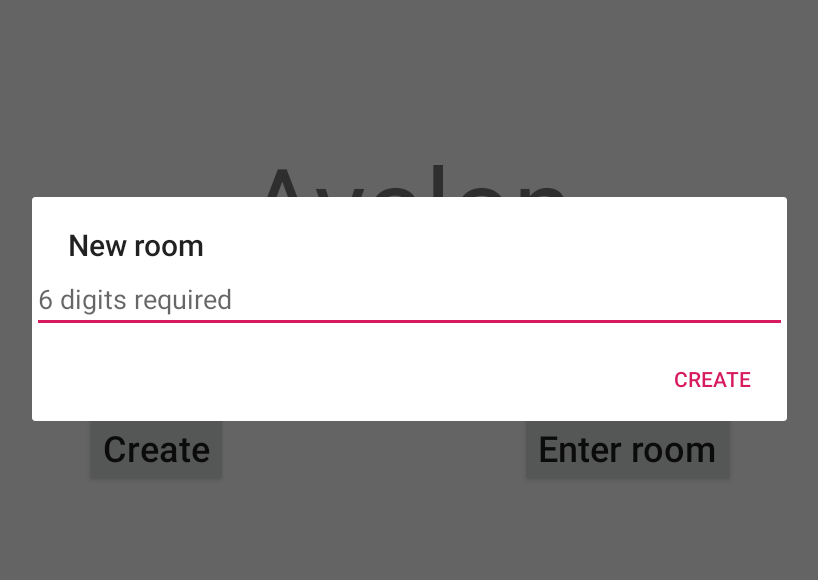
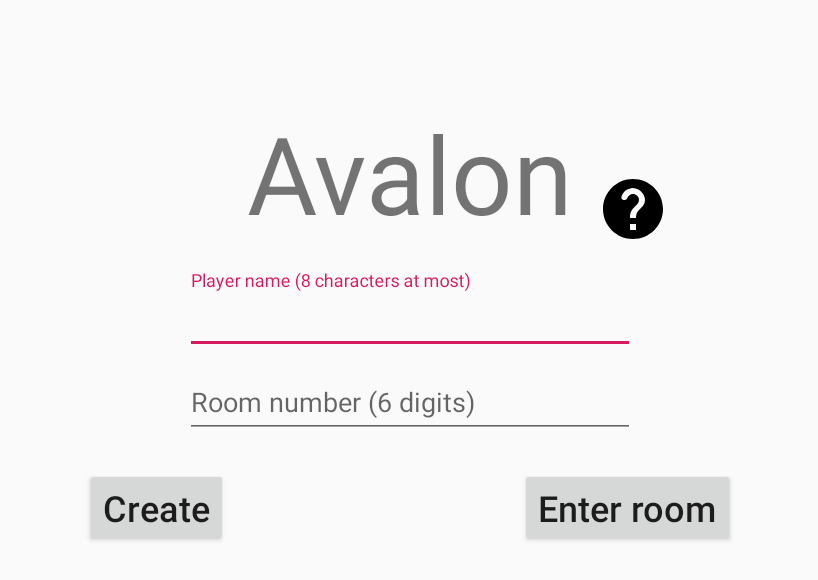
Before and after one commit to CinnamonJui/AvalonCharacters, an Android app: the screen it shows after launch (MainActivity), after a tap on "Create", on a phone screen of 824 x 412 dp (held sideways). Shown: the top 580 px of the screen, without its empty margins (208-1026 px from the left). Run offline under Robolectric (Android 15) with nearby library versions, the phone set to English and light mode, and no system bars.

Commit message:
Refactor title layout
Remove redundant AlertDialog by adding EditText

```diff
--- a/app/src/main/java/com/example/avaloncharacters/title/Title.kt
+++ b/app/src/main/java/com/example/avaloncharacters/title/Title.kt
@@ -2,33 +2,57 @@ package com.example.avaloncharacters.title
 
 import android.app.AlertDialog
 import android.os.Bundle
-import android.text.InputFilter
-import android.text.InputType
-import android.util.TypedValue
 import android.view.LayoutInflater
 import android.view.View
 import android.view.ViewGroup
-import android.widget.EditText
-import android.widget.LinearLayout
-import android.widget.RelativeLayout
 import android.widget.Toast
 import androidx.fragment.app.Fragment
 import androidx.navigation.fragment.NavHostFragment
 import com.example.avaloncharacters.ApplicationConnectivity
 import com.example.avaloncharacters.R
 import com.example.avaloncharacters.characters.Player
+import com.example.avaloncharacters.connection.ClientSideConnection
+import com.example.avaloncharacters.connection.Connection
+import com.example.avaloncharacters.connection.ServerSideConnection
 import kotlinx.android.synthetic.main.fragment_title.*
+import kotlinx.android.synthetic.main.fragment_title.textRoomNumber
 
 
 class Title : Fragment() {
     private lateinit var gameRuleDialog: AlertDialog
-    private lateinit var enterRoomDialog: AlertDialog
-    private lateinit var newRoomDialog: AlertDialog
 
     override fun onCreateView(
         inflater: LayoutInflater, container: ViewGroup?,
         savedInstanceState: Bundle?
     ): View? {
+        return inflater.inflate(R.layout.fragment_title, container, false)
+    }
+
+
+    private fun isValidInput(): Boolean {
+        val playerName = textPlayerName.text.toString().takeIf {
+            it.isNotEmpty()
+        }
+
+        val roomNumber = textRoomNumber.text.toString().takeIf {
+            it.length == Connection.ROOMNUMBER_LENGTH
+        }?.toLong()
+
+        if (playerName == null) {
+            Toast.makeText(context, "Player name can't be empty", Toast.LENGTH_SHORT).show()
+            return false
+        }
+
+        if (roomNumber == null) {
+            Toast.makeText(context, "6 digit required", Toast.LENGTH_SHORT).show()
+            return false
+        }
+
+        return true
+    }
+
+    override fun onViewCreated(view: View, savedInstanceState: Bundle?) {
+        super.onViewCreated(view, savedInstanceState)
 
         gameRuleDialog = AlertDialog.Builder(context).apply {
             setTitle(getString(R.string.title_rule))
@@ -37,96 +61,52 @@ class Title : Fragment() {
             setPositiveButton("OK", null)
         }.create()
 
-        val createDialogContentView = fun(): Pair<View, EditText> {
-            val roomNumberEditTextView = EditText(context).apply {
-                maxLines = 1
-                filters = arrayOf(InputFilter.LengthFilter(6))
-                inputType = InputType.TYPE_CLASS_NUMBER
-                hint = "6 digits required"
-                layoutParams = RelativeLayout.LayoutParams(
-                    ViewGroup.LayoutParams.MATCH_PARENT,
-                    ViewGroup.LayoutParams.MATCH_PARENT
-                ).apply {
-                    val margin = TypedValue.applyDimension(
-                        TypedValue.COMPLEX_UNIT_DIP,
-                        24f,
-                        resources.displayMetrics
-                    ).toInt()
-                    setMargins(margin, margin / 2, margin, margin / 2)
-                }
-            }
-            val parent = LinearLayout(context).apply {
-                orientation = LinearLayout.HORIZONTAL
-            }
-            parent.addView(roomNumberEditTextView)
-            return (parent as View) to roomNumberEditTextView
-        }
-        enterRoomDialog = AlertDialog.Builder(context).apply {
-            val (view, editText) = createDialogContentView()
-
-            setTitle(getString(R.string.enter_room_number))
-            setView(view)
-            setPositiveButton("Enter Room") { dialog, _ ->
-                val playerName = textPlayerName.text.toString()
-                if (editText.text.length != 6) {
-                    dialog.dismiss()
-                    Toast.makeText(context, "6 digit required", Toast.LENGTH_SHORT).show()
-                    return@setPositiveButton
-                } else if (playerName.isEmpty()) {
-                    dialog.dismiss()
-                    Toast.makeText(context, "Player name can't be empty", Toast.LENGTH_SHORT).show()
-                    return@setPositiveButton
-                }
-                (requireActivity().application as ApplicationConnectivity).run {
-                    setPlayer(Player(playerName))
-                }
-                TODO("Start listening this room number")
-            }
-            setCancelable(true)
-        }.create()
-        newRoomDialog = AlertDialog.Builder(context).apply {
-            val (view, editText) = createDialogContentView()
-
-            setTitle(getString(R.string.new_room_number))
-            setView(view)
-            setPositiveButton(getString(R.string.create_room)) { dialog, _ ->
-                val playerName = textPlayerName.text.toString()
-                if (editText.text.length != 6) {
-                    dialog.dismiss()
-                    Toast.makeText(context, "6 digit required", Toast.LENGTH_SHORT).show()
-                    return@setPositiveButton
-                } else if (playerName.isEmpty()) {
-                    dialog.dismiss()
-                    Toast.makeText(context, "Player name can't be empty", Toast.LENGTH_SHORT).show()
-                    return@setPositiveButton
-                }
-                (requireActivity().application as ApplicationConnectivity).run {
-                    setPlayer(Player(playerName))
-                }
-                val roomNumber = editText.text.toString().toLong()
-                val action =
-                    TitleDirections.actionGameTitleToWaitPlayerEnter(roomNumber)
-                NavHostFragment.findNavController(this@Title)
-                    .navigate(action)
-            }
-            setCancelable(true)
-        }.create()
-
-        return inflater.inflate(R.layout.fragment_title, container, false)
-    }
-
-    override fun onViewCreated(view: View, savedInstanceState: Bundle?) {
-        super.onViewCreated(view, savedInstanceState)
-
-        // Inflate the layout for this fragment
         btnRuleHelp.setOnClickListener {
             gameRuleDialog.show()
         }
         btnEnterRoom.setOnClickListener {
-            enterRoomDialog.show()
+            if (!isValidInput())
+                return@setOnClickListener
+
+            val roomNumber = textRoomNumber.text.toString().toLong()
+            val playerName = textPlayerName.text.toString()
+
+            (requireActivity().application as ApplicationConnectivity).run {
+                player = Player(playerName)
+                connection = ClientSideConnection(requireContext()).also {
+                    it.startConnection(roomNumber)
+                }
+            }
+
+            AlertDialog.Builder(context, android.R.style.Theme_Material_Dialog_MinWidth)
+                .apply {
+                    setView(R.layout.wait_connection_dialog_fragment)
+                    setOnDismissListener { _ ->
+                        (requireActivity().application as ApplicationConnectivity)
+                            .connection?.stopConnection()
+                    }
+                }.show()
         }
+
         btnNewRoom.setOnClickListener {
-            newRoomDialog.show()
+            if (!isValidInput())
+                return@setOnClickListener
+
+            val roomNumber = textRoomNumber.text.toString().toLong()
+            val playerName = textPlayerName.text.toString()
+
+            (requireActivity().application as ApplicationConnectivity).run {
+                player = Player(playerName)
+                connection = ServerSideConnection(requireContext()).also {
+                    it.startConnection(roomNumber)
+                }
+            }
+
+            val action =
+                TitleDirections.actionGameTitleToWaitPlayerEnter(roomNumber)
+
+            NavHostFragment.findNavController(this@Title)
+                .navigate(action)
         }
     }
 }
--- a/app/src/main/java/com/example/avaloncharacters/title/WaitPlayerEnterViewModel.kt
+++ b/app/src/main/java/com/example/avaloncharacters/title/WaitPlayerEnterViewModel.kt
@@ -1,7 +1,9 @@
 package com.example.avaloncharacters.title
 
+import androidx.lifecycle.MutableLiveData
 import androidx.lifecycle.ViewModel
 
-class WaitPlayerEnterViewModel : ViewModel() {
-    // TODO: Implement the ViewModel
+class WaitPlayerEnterViewModel(roomNumber: Long) : ViewModel() {
+    val roomNumber = MutableLiveData(roomNumber)
+    val playerNumber = MutableLiveData(1)
 }
--- a/app/src/main/res/layout/fragment_title.xml
+++ b/app/src/main/res/layout/fragment_title.xml
@@ -17,38 +17,60 @@
             app:layout_constraintLeft_toRightOf="@id/textTitle" />
 
     <com.google.android.material.textfield.TextInputLayout
+            app:layout_constraintVertical_bias="0.6"
+            android:id="@+id/textInputLayout"
+            app:layout_constraintVertical_chainStyle="packed"
             android:layout_width="300dp"
             android:layout_height="wrap_content"
             android:hint="@string/hint_player_name"
             android:maxLength="8"
-            app:layout_constraintBottom_toTopOf="@id/btnEnterRoom"
+            app:layout_constraintBottom_toTopOf="@id/textInputLayout2"
             app:layout_constraintLeft_toLeftOf="parent"
             app:layout_constraintRight_toRightOf="parent"
-            app:layout_constraintTop_toBottomOf="@id/textTitle">
+            app:layout_constraintTop_toTopOf="parent">
 
         <com.google.android.material.textfield.TextInputEditText
                 android:id="@+id/textPlayerName"
                 android:layout_width="match_parent"
+                android:layout_height="wrap_content" />
+    </com.google.android.material.textfield.TextInputLayout>
+
+    <com.google.android.material.textfield.TextInputLayout
+            android:id="@+id/textInputLayout2"
+            android:layout_width="300dp"
+            android:layout_height="wrap_content"
+            android:hint="Room number (6 digits)"
+            app:layout_constraintVertical_chainStyle="packed"
+            app:layout_constraintBottom_toBottomOf="parent"
+            app:layout_constraintLeft_toLeftOf="parent"
+            app:layout_constraintRight_toRightOf="parent"
+            app:layout_constraintTop_toBottomOf="@id/textInputLayout">
+
+        <com.google.android.material.textfield.TextInputEditText
+                android:id="@+id/textRoomNumber"
+                android:layout_width="match_parent"
                 android:layout_height="wrap_content"
-                android:hint="@string/hint_player_name" />
+                android:inputType="numberDecimal"
+                android:maxLength="6" />
     </com.google.android.material.textfield.TextInputLayout>
 
 
     <TextView
+            app:layout_constraintVertical_bias="0.8"
             android:id="@+id/textTitle"
             android:layout_width="wrap_content"
             android:layout_height="wrap_content"
             android:text="@string/app_name"
             android:textSize="@dimen/title"
-            app:layout_constraintBottom_toTopOf="@id/btnEnterRoom"
-            app:layout_constraintLeft_toLeftOf="parent"
-            app:layout_constraintRight_toRightOf="parent"
 
+            app:layout_constraintBottom_toTopOf="@+id/textInputLayout"
+            app:layout_constraintEnd_toEndOf="parent"
+            app:layout_constraintStart_toStartOf="parent"
             app:layout_constraintTop_toTopOf="parent" />
 
 
     <Button
-
+            app:layout_constraintVertical_bias="0.3"
             android:id="@+id/btnNewRoom"
             android:layout_width="wrap_content"
             android:layout_height="wrap_content"
@@ -56,10 +78,9 @@
             android:textAllCaps="false"
             android:textSize="@dimen/btn_title"
             app:layout_constraintBottom_toBottomOf="parent"
-
             app:layout_constraintLeft_toLeftOf="parent"
             app:layout_constraintRight_toLeftOf="@id/btnEnterRoom"
-            app:layout_constraintTop_toBottomOf="@id/textTitle" />
+            app:layout_constraintTop_toBottomOf="@+id/textInputLayout2" />
 
     <Button
             android:id="@+id/btnEnterRoom"
@@ -68,10 +89,9 @@
             android:text="@string/enter_room"
             android:textAllCaps="false"
             android:textSize="@dimen/btn_title"
-            app:layout_constraintBottom_toBottomOf="parent"
             app:layout_constraintLeft_toRightOf="@id/btnNewRoom"
             app:layout_constraintRight_toRightOf="parent"
-            app:layout_constraintTop_toBottomOf="@id/textTitle" />
+            app:layout_constraintTop_toTopOf="@+id/btnNewRoom" />
 
 
 </androidx.constraintlayout.widget.ConstraintLayout>
--- a/app/src/main/res/layout/wait_player_enter_fragment.xml
+++ b/app/src/main/res/layout/wait_player_enter_fragment.xml
@@ -11,7 +11,7 @@
             android:layout_width="wrap_content"
             android:layout_height="wrap_content"
             android:layout_margin="24dp"
-            android:text="Room number: 000000"
+            android:text="@string/room_number"
             android:textSize="@dimen/room_number"
             app:layout_constraintLeft_toLeftOf="parent"
             app:layout_constraintTop_toTopOf="parent" />
@@ -39,7 +39,7 @@
             android:id="@+id/textPlayNumber"
             android:layout_width="wrap_content"
             android:layout_height="wrap_content"
-            android:text="1 / 5"
+            android:text="@string/play_number"
             android:textSize="@dimen/room_number"
             app:layout_constraintBottom_toBottomOf="@id/loadingTextView"
             app:layout_constraintHorizontal_bias="0.4"
--- a/app/src/main/res/values/strings.xml
+++ b/app/src/main/res/values/strings.xml
@@ -13,7 +13,7 @@
     </string>
     <string name="enter_room_number">Enter room number</string>
     <string name="new_room_number">New room</string>
-    <string name="room_number">Room number: %1$s</string>
+    <string name="room_number">Room number: %1$d</string>
     <string name="waiting_player">Waiting for players</string>
     <string name="play_number">%1$d / 5</string>
 
```
Also changed, not shown: app/src/main/java/com/example/avaloncharacters/title/WaitPlayerEnter.kt (+47 -27 lines), app/src/main/res/layout/wait_connection_dialog_fragment.xml (added, +21 -0 lines).
